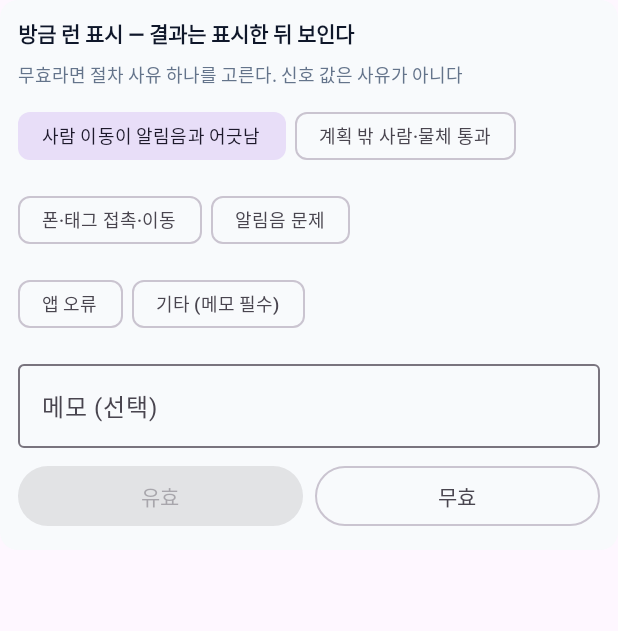
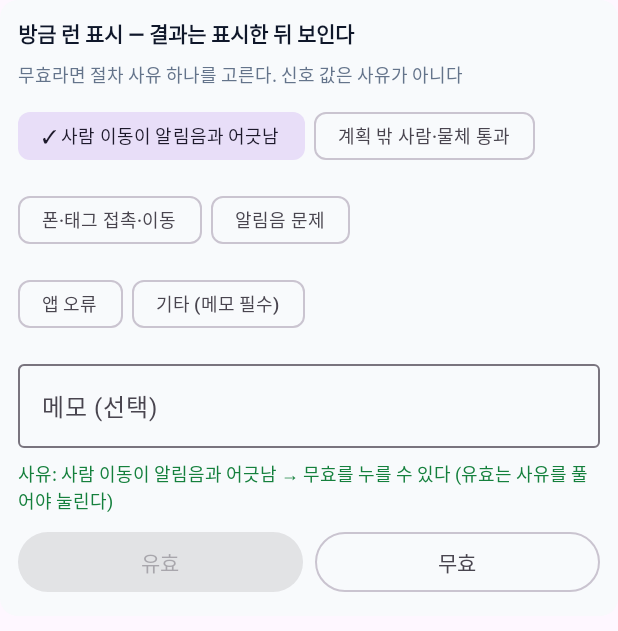
Before and after one commit to honey0127/ble, an Android app built with Jetpack Compose: the composable FlagPanel called with empty values, after a tap on "사람 이동이 알림음과 어긋남", on a phone screen of 412 x 824 dp. Shown: the top 631 px of the screen. Run offline under Robolectric (Android 15) with nearby library versions, the phone set to English and light mode, and no system bars.

Commit message:
무효 표시: 키보드가 버튼을 덮는 문제와 사유 풀림 대비, 버튼 상태 안내 한 줄
10/3 실기기에서 '기타' + 메모를 써도 무효가 안 눌렸다(결국 유효로 표시됨).
- 화면에 safeDrawingPadding, 액티비티에 adjustResize — targetSdk 36 edge-to-edge 에서
  키보드가 메모 칸 아래 유효/무효 버튼을 덮지 않게
- 고른 사유·메모를 rememberSaveable 로 — 화면이 다시 만들어져도 풀리지 않게
- 버튼 위에 지금 무엇이 눌리는지 한 줄, 키보드 [완료]로 닫기

Co-Authored-By: Claude Opus 5.5 <noreply@anthropic.com>
Claude-Session: https://claude.ai/code/session_01LMJemnCarBfVEr9QftiEBY

```diff
--- a/app/src/main/AndroidManifest.xml
+++ b/app/src/main/AndroidManifest.xml
@@ -30,12 +30,14 @@
 
         <!-- 플랫폼 기본 테마를 쓴다. 별도 라이브러리 의존이 없어 항상 빌드된다.
              (Theme.Material3.* 는 com.google.android.material 의존이 필요해서 쓰지 않는다) -->
+        <!-- adjustResize: 키보드 높이를 WindowInsets.ime 로 받아 화면(safeDrawingPadding)이 그만큼 올라간다 -->
         <activity
             android:name=".MainActivity"
             android:exported="true"
             android:label="@string/app_name"
             android:screenOrientation="portrait"
             android:theme="@android:style/Theme.Material.Light.NoActionBar"
+            android:windowSoftInputMode="adjustResize"
             tools:ignore="LockedOrientationActivity">
             <intent-filter>
                 <action android:name="android.intent.action.MAIN" />
--- a/app/src/main/java/com/knu/blechprobe/ui/Panels.kt
+++ b/app/src/main/java/com/knu/blechprobe/ui/Panels.kt
@@ -4,6 +4,8 @@ import androidx.compose.foundation.layout.Arrangement
 import androidx.compose.foundation.layout.Column
 import androidx.compose.foundation.layout.Row
 import androidx.compose.foundation.layout.fillMaxWidth
+import androidx.compose.foundation.text.KeyboardActions
+import androidx.compose.foundation.text.KeyboardOptions
 import androidx.compose.material3.Button
 import androidx.compose.material3.FilterChip
 import androidx.compose.material3.OutlinedButton
@@ -13,9 +15,12 @@ import androidx.compose.runtime.Composable
 import androidx.compose.runtime.getValue
 import androidx.compose.runtime.mutableStateOf
 import androidx.compose.runtime.remember
+import androidx.compose.runtime.saveable.rememberSaveable
 import androidx.compose.runtime.setValue
 import androidx.compose.ui.Modifier
 import androidx.compose.ui.graphics.Color
+import androidx.compose.ui.platform.LocalFocusManager
+import androidx.compose.ui.text.input.ImeAction
 import androidx.compose.ui.text.font.FontWeight
 import androidx.compose.ui.unit.dp
 import androidx.compose.ui.unit.sp
@@ -78,11 +83,16 @@ internal fun PreCheckSection(
 /**
  * 끝난 런 표시. 무효는 절차 사유 칩 하나를 골라야 누를 수 있고, '기타'는 메모가 있어야 한다.
  * 한 번 표시하면 바꿀 수 없고, 표시하기 전에는 결과(pkt/s·RSSI)가 가려져 있다.
+ *
+ * 고른 사유·메모는 rememberSaveable — 키보드·설정 변경으로 화면이 다시 만들어져도 풀리지 않게.
+ * 버튼이 왜 안 눌리는지는 버튼 바로 위에 글로 보인다 (10/3 실기기: 칩이 풀린 줄 모르고 무효가 안 눌림).
  */
 @Composable
 internal fun FlagPanel(lastFlag: String?, onFlag: (Boolean, FlagReason?, String) -> Unit) {
-    var picked by remember { mutableStateOf<FlagReason?>(null) }
-    var memo by remember { mutableStateOf("") }
+    var pickedCode by rememberSaveable { mutableStateOf<String?>(null) }
+    var memo by rememberSaveable { mutableStateOf("") }
+    val picked = FlagReason.entries.firstOrNull { it.code == pickedCode }
+    val focus = LocalFocusManager.current
     Section(if (lastFlag == null) "방금 런 표시 — 결과는 표시한 뒤 보인다" else "방금 런: ${if (lastFlag == "valid") "유효" else "무효"} (표시 완료)") {
         if (lastFlag != null) return@Section
         Text("무효라면 절차 사유 하나를 고른다. 신호 값은 사유가 아니다", fontSize = 12.sp, color = Subtle)
@@ -91,8 +101,8 @@ internal fun FlagPanel(lastFlag: String?, onFlag: (Boolean, FlagReason?, String)
                 pair.forEach { r ->
                     FilterChip(
                         selected = r == picked,
-                        onClick = { picked = if (r == picked) null else r },
-                        label = { Text(r.label, fontSize = 12.sp) },
+                        onClick = { pickedCode = if (r == picked) null else r.code },
+                        label = { Text((if (r == picked) "✓ " else "") + r.label, fontSize = 12.sp) },
                     )
                 }
             }
@@ -100,14 +110,22 @@ internal fun FlagPanel(lastFlag: String?, onFlag: (Boolean, FlagReason?, String)
         OutlinedTextField(
             value = memo, onValueChange = { memo = it }, singleLine = true,
             label = { Text(if (picked?.needsMemo == true) "메모 (필수)" else "메모 (선택)") },
+            keyboardOptions = KeyboardOptions(imeAction = ImeAction.Done),
+            keyboardActions = KeyboardActions(onDone = { focus.clearFocus() }),
             modifier = Modifier.fillMaxWidth(),
         )
         val memoOk = picked?.needsMemo != true || memo.isNotBlank()
+        val (hint, hintColor) = when {
+            picked == null -> "고른 사유 없음 → 유효만 누를 수 있다. 무효면 위에서 사유를 고른다" to Subtle
+            !memoOk -> "사유: ${picked.label} → 메모를 써야 무효가 눌린다" to Warn
+            else -> "사유: ${picked.label} → 무효를 누를 수 있다 (유효는 사유를 풀어야 눌린다)" to Ok
+        }
+        Text(hint, fontSize = 12.sp, color = hintColor)
         Row(horizontalArrangement = Arrangement.spacedBy(8.dp)) {
-            Button(onClick = { onFlag(true, null, memo) }, enabled = picked == null, modifier = Modifier.weight(1f)) {
+            Button(onClick = { focus.clearFocus(); onFlag(true, null, memo) }, enabled = picked == null, modifier = Modifier.weight(1f)) {
                 Text("유효")
             }
-            OutlinedButton(onClick = { onFlag(false, picked, memo) }, enabled = picked != null && memoOk, modifier = Modifier.weight(1f)) {
+            OutlinedButton(onClick = { focus.clearFocus(); onFlag(false, picked, memo) }, enabled = picked != null && memoOk, modifier = Modifier.weight(1f)) {
                 Text("무효")
             }
         }
--- a/app/src/main/java/com/knu/blechprobe/ui/RecordScreen.kt
+++ b/app/src/main/java/com/knu/blechprobe/ui/RecordScreen.kt
@@ -61,7 +61,9 @@ fun RecordScreen(
     }
 
     Column(
-        Modifier.fillMaxSize().padding(16.dp).verticalScroll(rememberScrollState()),
+        // targetSdk 35+ 는 화면이 상태바·키보드 밑까지 그려진다(edge-to-edge 강제) [공식].
+        // safeDrawingPadding 이 없으면 키보드가 메모 칸 아래 유효/무효 버튼을 덮는다
+        Modifier.fillMaxSize().safeDrawingPadding().padding(16.dp).verticalScroll(rememberScrollState()),
         verticalArrangement = Arrangement.spacedBy(12.dp)
     ) {
         Row(verticalAlignment = Alignment.Bottom, horizontalArrangement = Arrangement.spacedBy(8.dp)) {
```
Also changed, not shown: 2 other files.
